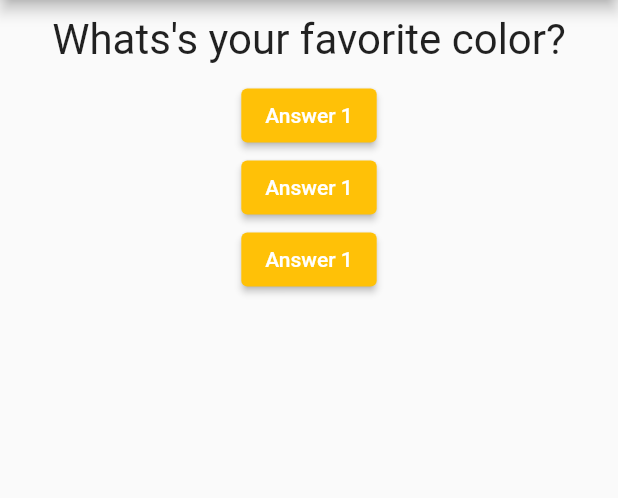
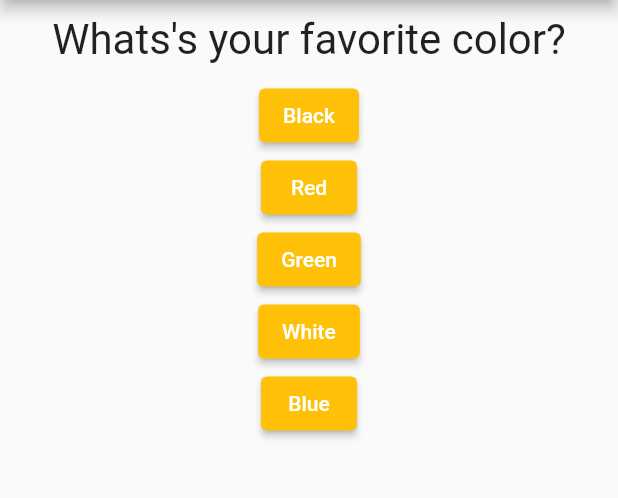
Before and after one commit to RaazKetan/Quiz_App, a Flutter app: the screen it shows after launch, on a phone screen of 412 x 824 dp, the part 84-582 px from its top. Run offline on Flutter 3.47's test engine with Material 2 defaults, Android fonts, the phone set to English and light mode, and no system bars.

```diff
--- a/lib/answer.dart
+++ b/lib/answer.dart
@@ -1,7 +1,8 @@
 import 'package:flutter/material.dart';
 class Answer extends StatelessWidget {
  final  VoidCallback selectHandler;
-  Answer(this.selectHandler);
+ final String answerText;
+  Answer(this.selectHandler, this.answerText);
 
 
   @override
@@ -12,7 +13,7 @@ class Answer extends StatelessWidget {
           backgroundColor: Colors.amber
         ),
         onPressed: selectHandler,
-        child: const Text('Answer 1'),
+        child: Text(answerText),
       ),
     );
   }
--- a/lib/main.dart
+++ b/lib/main.dart
@@ -17,7 +17,7 @@ class MyApp extends StatefulWidget {
 class _MyAppState extends State<MyApp>{
   var _questionIndex = 0;
 
-  void answerQuestion(){
+  void _answerQuestion(){
     setState(() {
       _questionIndex = _questionIndex+1;
     });
@@ -25,10 +25,16 @@ class _MyAppState extends State<MyApp>{
   @override
   Widget build (BuildContext context)
   {
-    var question = [
-      'Whats\'s your favorite color?',
-      'Whats\'s your favorite Animal?',
-      'Whats\'s your favorite Food?',
+    List<Map<String, dynamic>> question = [
+      {'questionText':  'Whats\'s your favorite color?',
+        'answers':['Black', 'Red', 'Green', 'White', 'Blue'],
+      },
+      {'questionText':  'Whats\'s your favorite Animal?',
+        'answers':['Dog', 'Cat', 'Lion', 'Tiger'],
+      },
+      {'questionText':  'Whats\'s your favorite Language?',
+        'answers':['Dart', 'Pyhton', 'C', 'C++'],
+      },
     ];
     return MaterialApp(
       home: Scaffold(
@@ -38,11 +44,15 @@ class _MyAppState extends State<MyApp>{
         body: Column(
           children: [
             Question(
-                question[_questionIndex],
+                question[_questionIndex]['questionText'],
             ),
-            Answer(answerQuestion),
-            Answer(answerQuestion),
-            Answer(answerQuestion),
+          //... spread operator to extract the elements of the answer list
+            // form the current question object as a separate list. The as
+          ...(question[_questionIndex]['answers'] as List<String>)
+              .map((answer){
+            return Answer(_answerQuestion,answer);
+            }).toList()
+
           ],
         )
       ),
--- a/lib/question.dart
+++ b/lib/question.dart
@@ -8,10 +8,10 @@ class Question extends StatelessWidget {
   Widget build(BuildContext context) {
     return Center(
       child: Container(
-        margin: EdgeInsets.symmetric(vertical: 10.0, horizontal: 10.0),
+        margin: const EdgeInsets.symmetric(vertical: 10.0, horizontal: 10.0),
         child: Text(
           questionText,
-          style: TextStyle(
+          style: const TextStyle(
         fontSize: 28
         ),
           textAlign: TextAlign.center,
```
